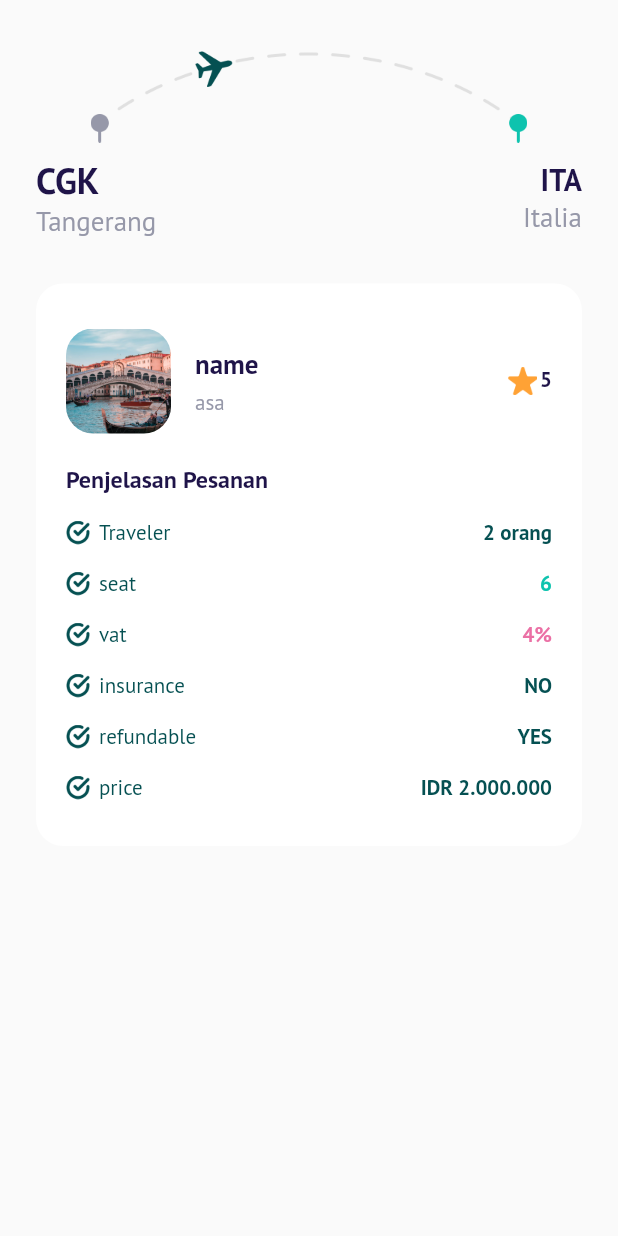
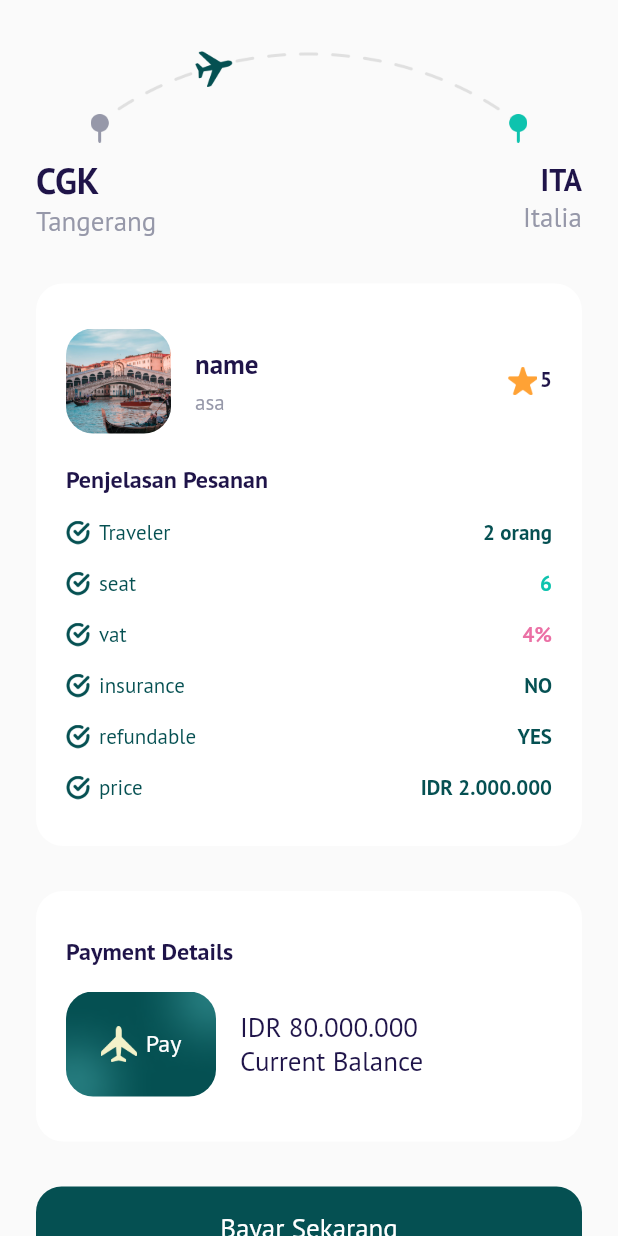
Before and after one commit to fredibagus12/terbangin-apps, a Flutter app: the CheckoutPage screen opened directly, on a phone screen of 412 x 824 dp. Run offline on Flutter 3.47's test engine with Material 2 defaults, Android fonts, the phone set to English and light mode, and no system bars; our stand-ins replace google_fonts.

Commit message:
Checkout Page - Payment Details & Buttons

```diff
--- a/terbangin/lib/ui/pages/checkout_page.dart
+++ b/terbangin/lib/ui/pages/checkout_page.dart
@@ -1,8 +1,9 @@
-// ignore_for_file: avoid_unnecessary_containers
+// ignore_for_file: avoid_unnecessary_c
 
 import 'package:flutter/material.dart';
 import 'package:terbangin/shared/theme.dart';
 import 'package:terbangin/ui/widget/booking_details_item.dart';
+import 'package:terbangin/ui/widget/custom_button.dart';
 
 class CheckoutPage extends StatelessWidget {
   const CheckoutPage({Key? key}) : super(key: key);
@@ -109,12 +110,11 @@ class CheckoutPage extends StatelessWidget {
                   ),
                 ),
                 Expanded(
+                  // ignore: duplicate_ignore
                   child: Column(
                     // ignore: prefer_const_literals_to_create_immutables
                     crossAxisAlignment: CrossAxisAlignment.start,
-                    // ignore: duplicate_ignore
                     children: [
-                      // ignore: prefer_const_constructors
                       Text(
                         'name',
                         style: blackTextStyle.copyWith(
@@ -122,11 +122,9 @@ class CheckoutPage extends StatelessWidget {
                           fontWeight: semiBold,
                         ),
                       ),
-                      // ignore: prefer_const_constructors
-                      SizedBox(
+                      const SizedBox(
                         height: 5,
                       ),
-                      // ignore: avoid_unnecessary_containers
                       Text(
                         'asa',
                         style: greyTextStyle.copyWith(
@@ -143,13 +141,9 @@ class CheckoutPage extends StatelessWidget {
                     Container(
                       width: 20,
                       height: 20,
-                      // ignore: prefer_const_constructors
-                      margin: EdgeInsets.only(right: 2),
-                      // ignore: prefer_const_constructors
-                      decoration: BoxDecoration(
-                        // ignore: prefer_const_constructors
+                      margin: const EdgeInsets.only(right: 2),
+                      decoration: const BoxDecoration(
                         image: DecorationImage(
-                          // ignore: prefer_const_constructors
                           image: AssetImage(
                             'assets/star.png',
                           ),
@@ -180,7 +174,6 @@ class CheckoutPage extends StatelessWidget {
                 ],
               ),
             ),
-            // ignore: prefer_const_constructors
             BookingDetailsItem(
               text: 'Traveler',
               details: '2 orang',
@@ -216,6 +209,131 @@ class CheckoutPage extends StatelessWidget {
       );
     }
 
+    // ignore: non_constant_identifier_names
+    Widget PaymentDetails() {
+      return Container(
+        margin: const EdgeInsets.only(top: 30),
+        padding: const EdgeInsets.symmetric(
+          horizontal: 20,
+          vertical: 30,
+        ),
+        decoration: BoxDecoration(
+          borderRadius: BorderRadius.circular(18),
+          color: kWhiteColor,
+        ),
+        child: Column(
+          crossAxisAlignment: CrossAxisAlignment.start,
+          children: [
+            Text(
+              'Payment Details',
+              style: blackTextStyle.copyWith(
+                fontSize: 16,
+                fontWeight: semiBold,
+              ),
+            ),
+            Container(
+              margin: const EdgeInsets.only(top: 16),
+              child: Row(
+                children: [
+                  // ignore: sized_box_for_whitespace
+                  Container(
+                    width: 100,
+                    height: 70,
+                    margin: const EdgeInsets.only(right: 16),
+                    decoration: BoxDecoration(
+                      borderRadius: BorderRadius.circular(18),
+                      image: const DecorationImage(
+                        fit: BoxFit.cover,
+                        image: AssetImage(
+                          'assets/image_card.png',
+                        ),
+                      ),
+                    ),
+                    child: Center(
+                      child: Row(
+                        mainAxisAlignment: MainAxisAlignment.center,
+                        children: [
+                          Container(
+                            width: 24,
+                            height: 24,
+                            margin: const EdgeInsets.only(
+                              right: 6,
+                            ),
+                            decoration: const BoxDecoration(
+                              image: DecorationImage(
+                                image: AssetImage('assets/icon_plane.png'),
+                              ),
+                            ),
+                          ),
+                          Text(
+                            'Pay',
+                            style: whiteTextStyle.copyWith(
+                              fontSize: 16,
+                              fontWeight: medium,
+                            ),
+                          ),
+                        ],
+                      ),
+                    ),
+                  ),
+                  Expanded(
+                    child: Column(
+                      crossAxisAlignment: CrossAxisAlignment.start,
+                      children: [
+                        Text(
+                          'IDR 80.000.000',
+                          style: blackTextStyle.copyWith(
+                            fontSize: 18,
+                            fontWeight: medium,
+                          ),
+                        ),
+                        const SizedBox(),
+                        Text(
+                          'Current Balance',
+                          style: blackTextStyle.copyWith(
+                            fontSize: 18,
+                            fontWeight: medium,
+                          ),
+                        ),
+                      ],
+                    ),
+                  ),
+                ],
+              ),
+            ),
+          ],
+        ),
+      );
+    }
+
+    Widget payButton() {
+      return CustomButton(
+        title: 'Bayar Sekarang',
+        onPressed: () {},
+        margin: const EdgeInsets.only(top: 30),
+      );
+    }
+
+    Widget sdkButton() {
+      return Container(
+        alignment: Alignment.center,
+        // ignore: prefer_const_constructors
+        margin: EdgeInsets.only(
+          bottom: 30,
+          top: 30,
+        ),
+        // ignore: prefer_const_constructors
+        child: Text(
+          'Syarat dan Ketentuan berlaku',
+          style: greyTextStyle.copyWith(
+            fontSize: 16,
+            fontWeight: light,
+            decoration: TextDecoration.underline,
+          ),
+        ),
+      );
+    }
+
     return Scaffold(
       backgroundColor: kBackgroundColor,
       body: ListView(
@@ -225,6 +343,9 @@ class CheckoutPage extends StatelessWidget {
         children: [
           Route(),
           BookingDetails(),
+          PaymentDetails(),
+          payButton(),
+          sdkButton(),
         ],
       ),
     );
```
